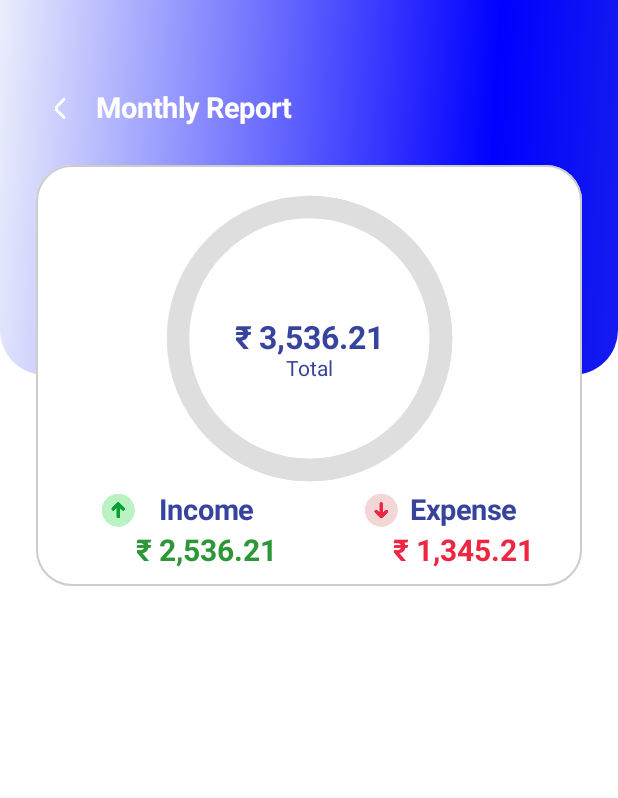
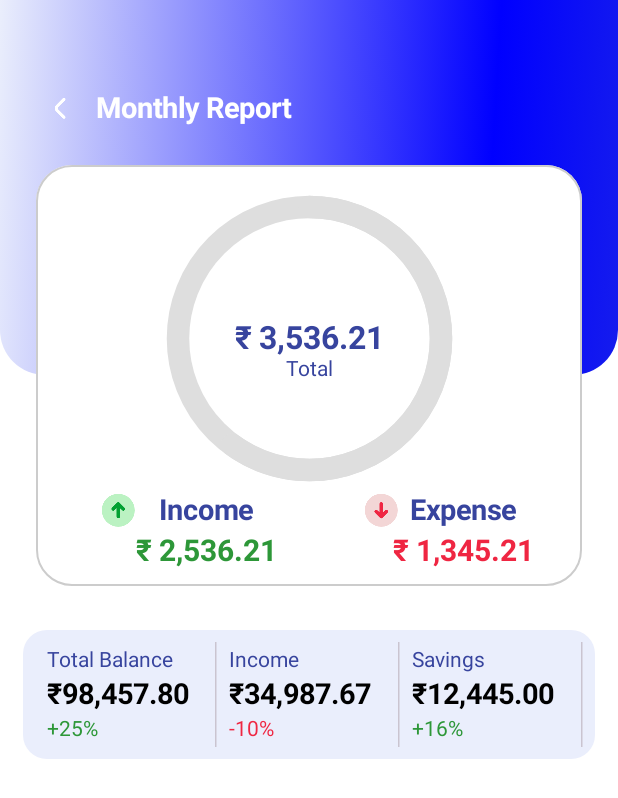
Before and after one commit to adarshabhishek/Finance-Report-App, an Android app built with Jetpack Compose: the @Preview function ReportScreenPreview, on a phone screen of 412 x 824 dp. Shown: the top 798 px of the screen. Run offline under Robolectric (Android 15) with nearby library versions, the phone set to English and light mode, and no system bars; our stand-ins replace constraintlayout-compose.

Commit message:
Summary Columns

```diff
--- a/app/src/main/java/com/example/trackify/Activities/DashboardActivity/components/CardSection.kt
+++ b/app/src/main/java/com/example/trackify/Activities/DashboardActivity/components/CardSection.kt
@@ -82,7 +82,7 @@ fun CardSection(onClick:()->Unit={}){
                     color = Color.White,
                     fontSize = 17.sp
                 )
-                Text(text = "₹ 8,23,457.80",
+                Text(text = "₹98,457.80",
                     color = Color.White,
                     fontSize = 30.sp,
                     fontWeight = FontWeight.SemiBold)
--- /dev/null
+++ b/app/src/main/java/com/example/trackify/Activities/ReportActivity/components/SummaryColumns.kt
@@ -0,0 +1,88 @@
+package com.example.trackify.Activities.ReportActivity.components
+
+import androidx.compose.foundation.layout.Column
+import androidx.compose.foundation.layout.IntrinsicSize
+import androidx.compose.foundation.layout.Row
+import androidx.compose.foundation.layout.height
+import androidx.compose.foundation.layout.padding
+import androidx.compose.material3.Text
+import androidx.compose.material3.VerticalDivider
+import androidx.compose.runtime.Composable
+import androidx.compose.ui.Alignment
+import androidx.compose.ui.Modifier
+import androidx.compose.ui.graphics.Color
+import androidx.compose.ui.res.colorResource
+import androidx.compose.ui.text.font.FontWeight
+import androidx.compose.ui.tooling.preview.Preview
+import androidx.compose.ui.unit.dp
+import androidx.compose.ui.unit.sp
+import com.example.trackify.R
+
+@Composable
+fun SummaryColumns(
+    modifier: Modifier = Modifier){
+    Row(
+        modifier=modifier.height(IntrinsicSize.Min),
+        verticalAlignment = Alignment.CenterVertically
+    ) {
+        SummaryColumn(
+            title = "Total Balance",
+            value = "₹98,457.80",
+            percent= "+25%",
+            percentColor = Color(0xff2d9738),
+            modifier = Modifier.weight(1f)
+        )
+        VerticalDivider()
+
+        SummaryColumn(
+            title = "Income",
+            value = "₹34,987.67",
+            percent = "-10%",
+            percentColor = Color(0xffef2642),
+            modifier = Modifier.weight(1f)
+        )
+        VerticalDivider()
+
+        SummaryColumn(
+            title = "Savings",
+            value = "₹12,445.00",
+            percent = "+16%",
+            percentColor = Color(0xff2d9738),
+            modifier = Modifier.weight(1f)
+        )
+        VerticalDivider()
+    }
+}
+
+@Preview
+@Composable
+fun SummaryColumnsPreview(){
+    SummaryColumns()
+}
+
+@Composable
+fun SummaryColumn(
+    title: String,
+    value: String,
+    percent: String,
+    percentColor: Color,
+    modifier: Modifier = Modifier
+) {
+    Column(
+        modifier=modifier.padding(horizontal = 8.dp, vertical = 4.dp)
+    ){
+        Text(title, color= colorResource(R.color.darkBlue))
+        Text(
+            value,
+            color=Color.Black,
+            fontWeight = FontWeight.Bold,
+            fontSize = 19.sp,
+            modifier=Modifier.padding(vertical=4.dp)
+        )
+        Text(
+            percent,
+            color=percentColor
+        )
+
+    }
+}
--- a/app/src/main/java/com/example/trackify/Activities/ReportActivity/screens/ReportScreen.kt
+++ b/app/src/main/java/com/example/trackify/Activities/ReportActivity/screens/ReportScreen.kt
@@ -12,12 +12,15 @@ import androidx.compose.runtime.Composable
 import androidx.compose.ui.Modifier
 import androidx.compose.ui.graphics.Color
 import androidx.compose.ui.layout.ModifierLocalBeyondBoundsLayout
+import androidx.compose.ui.res.colorResource
 import androidx.compose.ui.tooling.preview.Preview
 import androidx.compose.ui.unit.dp
 import androidx.constraintlayout.compose.ConstraintLayout
 import com.example.trackify.Activities.ReportActivity.components.CenterStatsCard
 import com.example.trackify.Activities.ReportActivity.components.GradientHeader
+import com.example.trackify.Activities.ReportActivity.components.SummaryColumns
 import com.example.trackify.Domain.BudgetDomain
+import com.example.trackify.R
 
 @Composable
 fun ReportScreen(
@@ -82,6 +85,17 @@ fun ReportContent(
                 )
             }
         }
+
+        item { SummaryColumns(
+            modifier = Modifier
+                .fillMaxWidth()
+                .padding(horizontal = 15.dp)
+                .background(colorResource(R.color.lightBlue),
+                    shape = androidx.compose.foundation.shape.RoundedCornerShape(16.dp)
+                )
+                .padding(8.dp)
+        ) }
+
     }
 }
 
```
